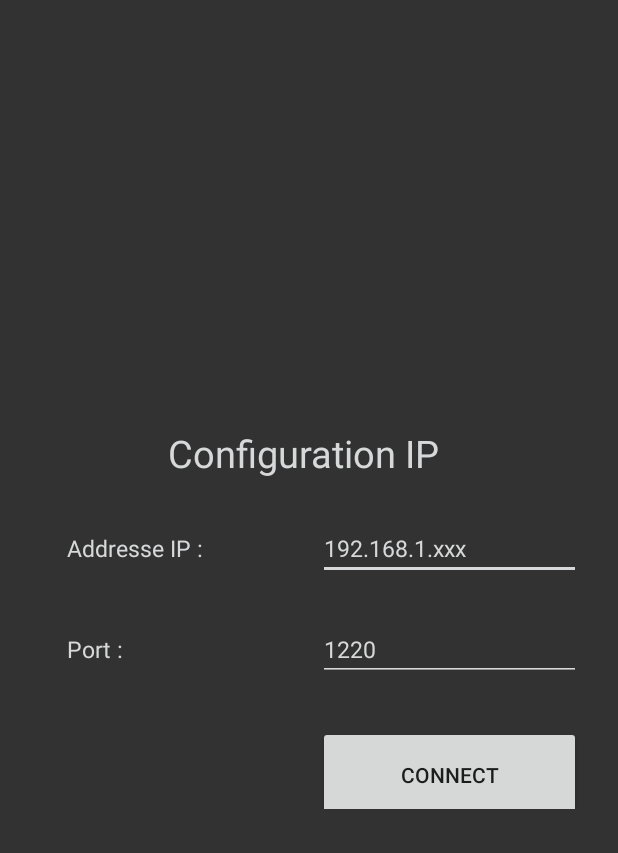
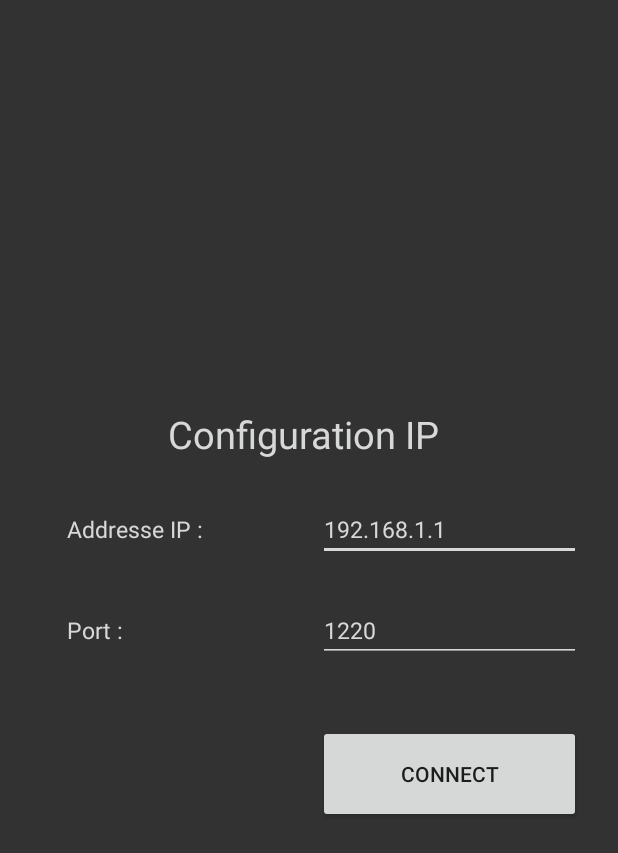
Before and after one commit to outcast292/EST-PFE-Hercules2000-android, an Android app: the connectionActivity screen opened directly, with no data from a screen before it, on a phone screen of 412 x 824 dp. Shown: the top 853 px of the screen. Run offline under Robolectric (Android 15) with nearby library versions, the phone set to English and light mode, and no system bars; libraries missing offline, so code that uses them is left out: com.r0adkll.slidr; 1 statement that could not run was skipped.

```diff
--- a/app/src/main/AndroidManifest.xml
+++ b/app/src/main/AndroidManifest.xml
@@ -11,15 +11,14 @@
         android:theme="@style/AppTheme">
         <activity android:name="com.hercules2000.control.connectionActivity" android:theme="@style/AppTheme.SlidrActivityTheme"></activity>
         <activity android:name=".HomeMenu" >
+        </activity>
+        <activity android:name=".HomeScreen">
             <intent-filter>
                 <action android:name="android.intent.action.MAIN" />
 
                 <category android:name="android.intent.category.LAUNCHER" />
             </intent-filter>
         </activity>
-      <!--  <activity android:name=".HomeScreen">
-
-        </activity>-->
         <activity
             android:name=".controlApp"
             android:theme="@style/AppTheme.SlidrActivityTheme" >
--- a/app/src/main/res/layout/activity_connection.xml
+++ b/app/src/main/res/layout/activity_connection.xml
@@ -44,7 +44,7 @@
             android:layout_width="175dp"
             android:textSize="15sp"
             android:backgroundTint="@color/whiteGray"
-            android:text="192.168.1.xxx"
+            android:text="192.168.1.1"
             android:textColor="@color/whiteGray" />
     </TableRow>
 
@@ -82,16 +82,17 @@
 
         <LinearLayout
             android:layout_width="match_parent"
-            android:layout_height="match_parent"
+            android:layout_height="110dp"
             android:orientation="vertical"></LinearLayout>
 
         <Button
-            android:text="Connect"
             android:id="@+id/connectBtn"
+            android:layout_width="169dp"
             android:layout_height="65dp"
             android:layout_marginTop="20dp"
-            android:textAlignment="center"
-            android:onClick="connectBtn"/>
+            android:onClick="connectBtn"
+            android:text="Connect"
+            android:textAlignment="center" />
 
     </TableRow>
 </TableLayout>
```
Also changed, not shown: app/src/main/java/com/hercules2000/controlApp/HomeMenu.java (+8 -4 lines), app/src/main/res/layout/activity_home_menu.xml (+7 -2 lines), app/src/main/res/layout/content_main.xml (+3 -4 lines).
